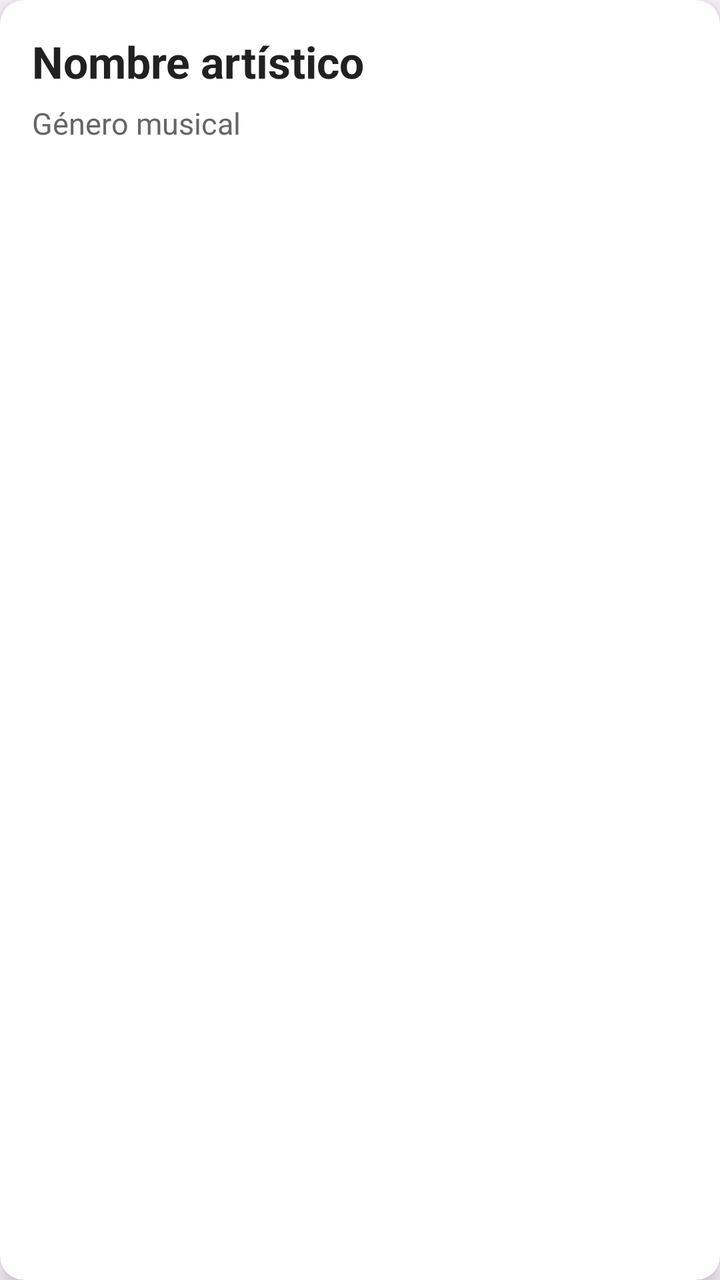
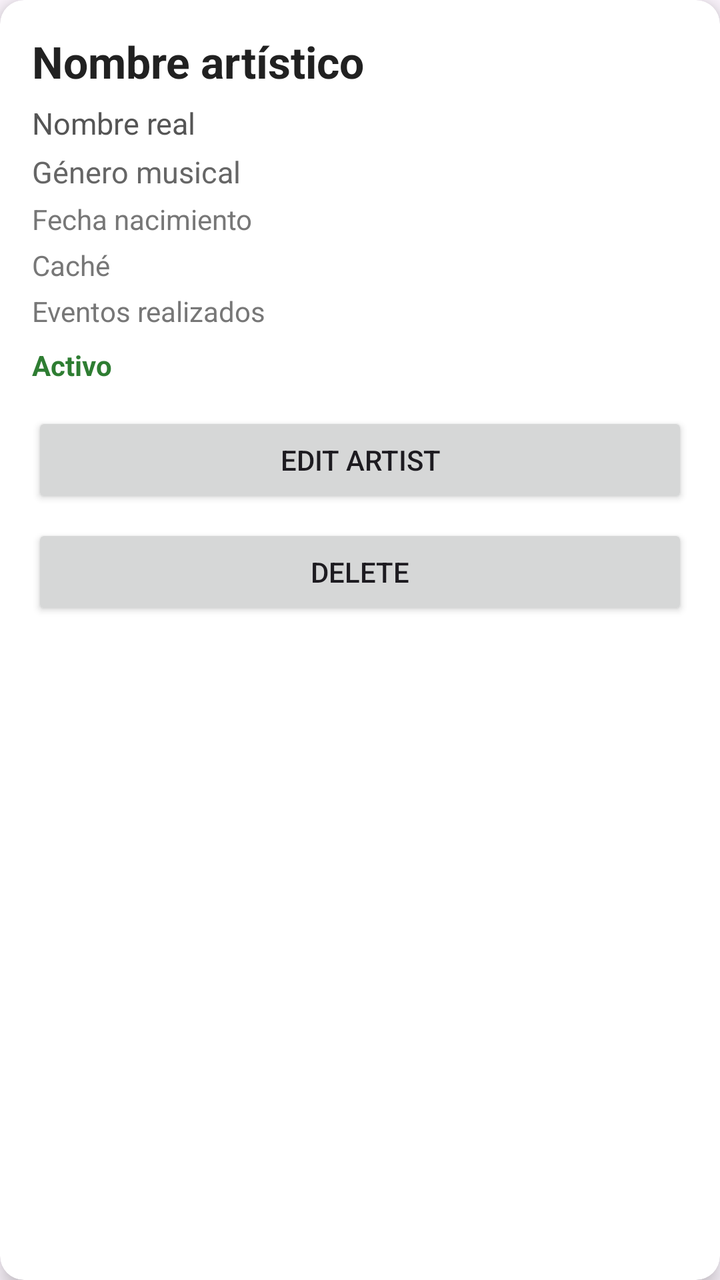

Before-and-after screenshots of an Android layout around one commit, followed by the original layout XML and the change that was made.
<!-- AndroidManifest.xml: application theme Theme.AppEventia -->
<!-- res/layout/item_artista.xml -->
<?xml version="1.0" encoding="utf-8"?>
<androidx.cardview.widget.CardView
    xmlns:android="http://schemas.android.com/apk/res/android"
    xmlns:card_view="http://schemas.android.com/apk/res-auto"
    android:layout_width="match_parent"
    android:layout_height="wrap_content"
    android:layout_marginStart="8dp"
    android:layout_marginEnd="8dp"
    android:layout_marginTop="8dp"
    android:layout_marginBottom="12dp"
    card_view:cardCornerRadius="12dp"
    card_view:cardElevation="6dp">

    <LinearLayout
        android:layout_width="match_parent"
        android:layout_height="wrap_content"
        android:orientation="vertical"
        android:padding="16dp">

        <TextView
            android:id="@+id/artistaNombreText"
            android:layout_width="match_parent"
            android:layout_height="wrap_content"
            android:text="Nombre artístico"
            android:textSize="22sp"
            android:textStyle="bold"
            android:textColor="#212121"/>

        <TextView
            android:id="@+id/artistaGeneroText"
            android:layout_width="match_parent"
            android:layout_height="wrap_content"
            android:text="Género musical"
            android:textSize="15sp"
            android:textColor="#666666"
            android:layout_marginTop="6dp"/>

    </LinearLayout>

</androidx.cardview.widget.CardView>
<!-- resources referenced by this layout -->
<resources>
  <style name="Theme.AppEventia" parent="Base.Theme.AppEventia" />
  <style name="Base.Theme.AppEventia" parent="Theme.Material3.DayNight">
          
          
      </style>
</resources>

<!-- the commit's change to res/layout/item_artista.xml (unified diff, before → after) -->
@@ -27,13 +27,73 @@
             android:textColor="#212121"/>
 
         <TextView
+            android:id="@+id/artistaNombreRealText"
+            android:layout_width="match_parent"
+            android:layout_height="wrap_content"
+            android:text="Nombre real"
+            android:textSize="15sp"
+            android:textColor="#555555"
+            android:layout_marginTop="6dp"/>
+
+        <TextView
             android:id="@+id/artistaGeneroText"
             android:layout_width="match_parent"
             android:layout_height="wrap_content"
             android:text="Género musical"
             android:textSize="15sp"
             android:textColor="#666666"
-            android:layout_marginTop="6dp"/>
+            android:layout_marginTop="4dp"/>
+
+        <TextView
+            android:id="@+id/artistaFechaText"
+            android:layout_width="match_parent"
+            android:layout_height="wrap_content"
+            android:text="Fecha nacimiento"
+            android:textSize="14sp"
+            android:textColor="#777777"
+            android:layout_marginTop="4dp"/>
+
+        <TextView
+            android:id="@+id/artistaCacheText"
+            android:layout_width="match_parent"
+            android:layout_height="wrap_content"
+            android:text="Caché"
+            android:textSize="14sp"
+            android:textColor="#777777"
+            android:layout_marginTop="4dp"/>
+
+        <TextView
+            android:id="@+id/artistaEventosText"
+            android:layout_width="match_parent"
+            android:layout_height="wrap_content"
+            android:text="Eventos realizados"
+            android:textSize="14sp"
+            android:textColor="#777777"
+            android:layout_marginTop="4dp"/>
+
+        <TextView
+            android:id="@+id/artistaActivoText"
+            android:layout_width="match_parent"
+            android:layout_height="wrap_content"
+            android:text="Activo"
+            android:textSize="14sp"
+            android:textStyle="bold"
+            android:textColor="#2E7D32"
+            android:layout_marginTop="8dp"/>
+
+        <Button
+            android:id="@+id/editArtistaButton"
+            android:layout_width="match_parent"
+            android:layout_height="48dp"
+            android:layout_marginTop="14dp"
+            android:text="Edit artist" />
+
+        <Button
+            android:id="@+id/deleteArtistaButton"
+            android:layout_width="match_parent"
+            android:layout_height="48dp"
+            android:layout_marginTop="8dp"
+            android:text="Delete" />
 
     </LinearLayout>
 
